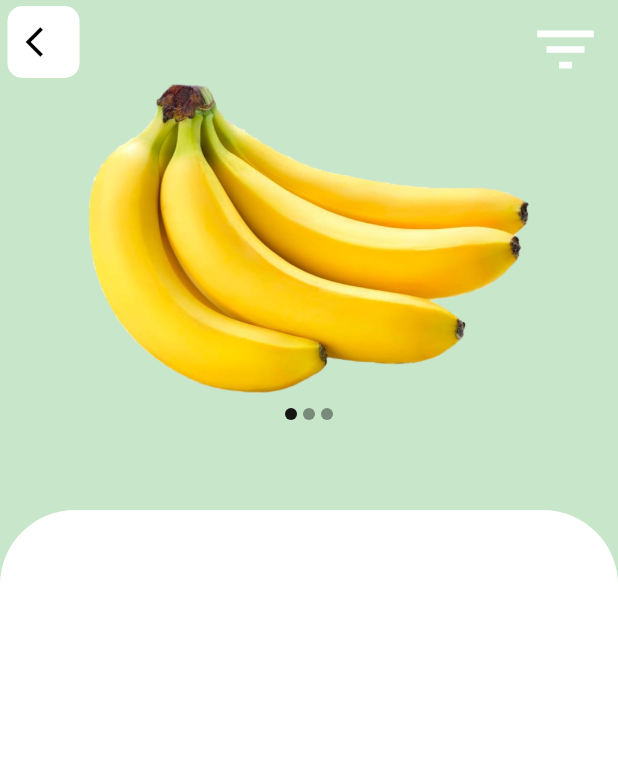
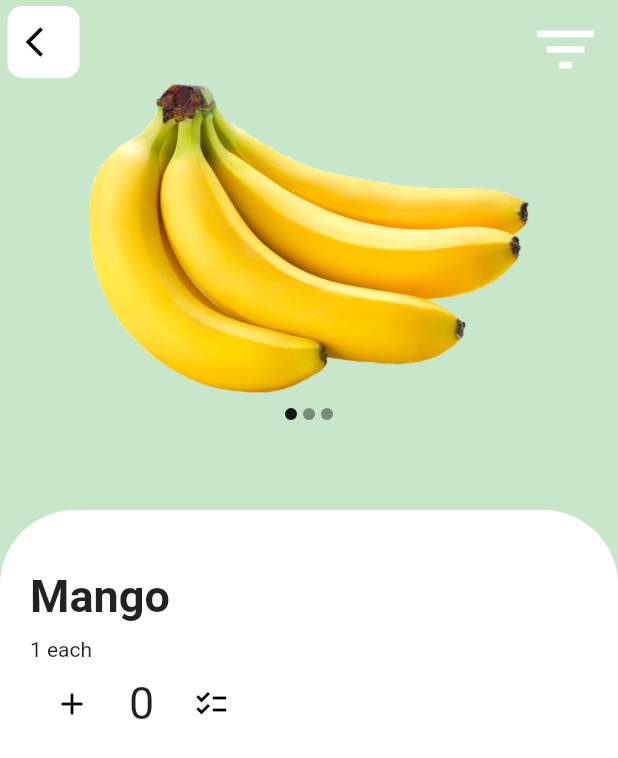
Before and after one commit to khadkabindu/Fruit-App, a Flutter app: the screen it shows after launch, on a phone screen of 412 x 824 dp. Shown: the top 758 px of the screen. Run offline on Flutter 3.47's test engine with Material 2 defaults, Android fonts, the phone set to English and light mode, and no system bars; drawn by our look-alikes of carousel_slider.

Commit message:
added counter buttons

```diff
--- /dev/null
+++ b/lib/counter.dart
@@ -0,0 +1,56 @@
+import 'package:flutter/material.dart';
+
+class CounterDesign extends StatefulWidget {
+  @override
+  State<StatefulWidget> createState() {
+    return _CounterDesign();
+  }
+}
+
+class _CounterDesign extends State<CounterDesign> {
+  int _n = 0;
+  void add() {
+    setState(() {
+      _n++;
+    });
+  }
+
+  void minus() {
+    setState(() {
+      if (_n != 0) _n--;
+    });
+  }
+
+  @override
+  Widget build(BuildContext context) {
+    return Container(
+      child: Row(
+        children: <Widget>[
+          new FloatingActionButton(
+            onPressed: add,
+            child: new Icon(
+              Icons.add,
+              color: Colors.black,
+            ),
+            backgroundColor: Colors.white,
+            elevation: 0.0,
+          ),
+          SizedBox(
+            width: 10.0,
+          ),
+          new Text('$_n', style: new TextStyle(fontSize: 30.0)),
+          SizedBox(
+            width: 10.0,
+          ),
+          new FloatingActionButton(
+            onPressed: minus,
+            child: new Icon(const IconData(0xe15b, fontFamily: 'MaterialIcons'),
+                color: Colors.black),
+            backgroundColor: Colors.white,
+            elevation: 0.0,
+          ),
+        ],
+      ),
+    );
+  }
+}
--- a/lib/main.dart
+++ b/lib/main.dart
@@ -1,6 +1,7 @@
 import 'package:flutter/material.dart';
 import 'package:carousel_slider/carousel_slider.dart';
 
+import 'counter.dart';
 import 'image_carousel.dart';
 
 void main() {
@@ -73,27 +74,35 @@ class FirstScreen extends StatelessWidget {
                     topRight: const Radius.circular(50.0),
                   )),
               height: 500.0,
+              width: 500.0,
+              child: Align(
+                alignment: Alignment.bottomLeft,
+                child: Padding(
+                  padding: EdgeInsets.all(20.0),
+                  child: Column(
+                    crossAxisAlignment: CrossAxisAlignment.start,
+                    children: <Widget>[
+                      SizedBox(
+                        height: 20.0,
+                      ),
+                      Text(
+                        'Mango',
+                        style: TextStyle(
+                            fontSize: 30.0, fontWeight: FontWeight.bold),
+                      ),
+                      SizedBox(
+                        height: 10.0,
+                      ),
+                      Text('1 each'),
+                      CounterDesign(),
+                    ],
+                  ),
+                ),
+              ),
             ),
           ],
         ),
       ),
     );
   }
-
-//  Widget getSlider() {
-//    final List<String> imgList = [
-//      "images/bananas.png",
-//      "images/mango2.png",
-//      "images/more apple.png"
-//    ];
-//
-//    return Container(
-//        child: CarouselSlider(
-//      options: CarouselOptions(),
-//      items: imgList
-//          .map((item) => Container(
-//                child: Center(child: Image.asset(item.toString())),
-//              ))
-//          .toList(),
-//    ));
 }
```
